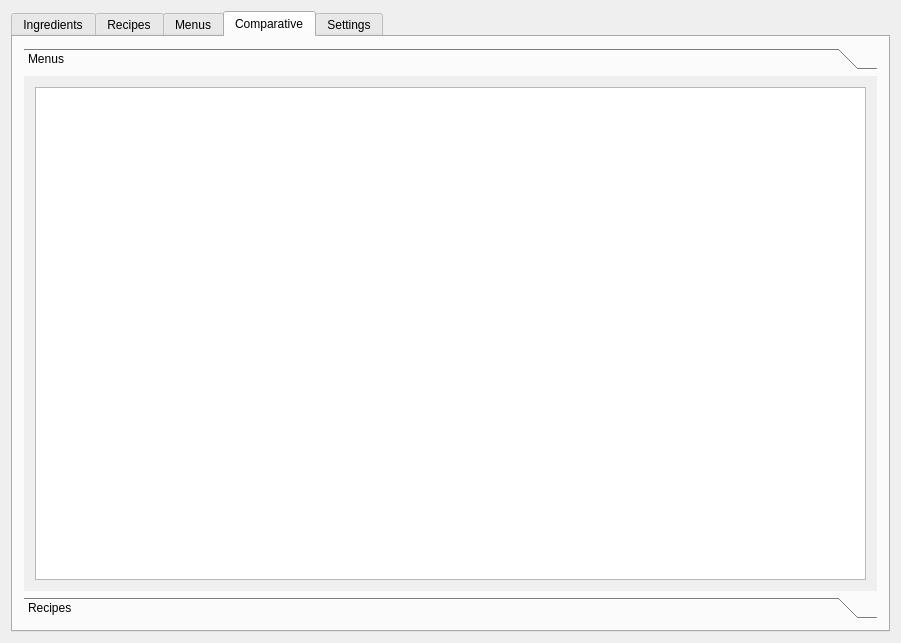
The window that mainwindow.ui (Greezael/sukaldu) describes before a commit, drawn with Qt 5.
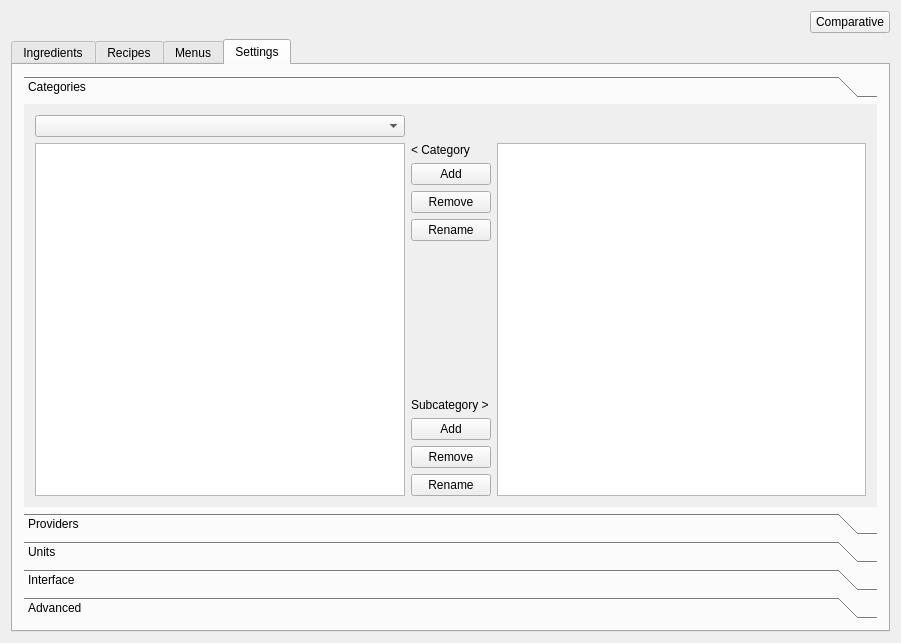
The same window after the commit. The open tabs and pages were chosen to show the change.

Commit message: Moved comparative to a different window

```diff
--- a/mainwindow.ui
+++ b/mainwindow.ui
@@ -15,7 +15,27 @@
   </property>
   <widget class="QWidget" name="centralWidget">
    <layout class="QGridLayout" name="gridLayout">
+    <item row="0" column="1">
+     <widget class="QPushButton" name="togglecomparison">
+      <property name="text">
+       <string>Comparative</string>
+      </property>
+     </widget>
+    </item>
     <item row="0" column="0">
+     <spacer name="horizontalSpacer_12">
+      <property name="orientation">
+       <enum>Qt::Horizontal</enum>
+      </property>
+      <property name="sizeHint" stdset="0">
+       <size>
+        <width>40</width>
+        <height>20</height>
+       </size>
+      </property>
+     </spacer>
+    </item>
+    <item row="1" column="0" colspan="2">
      <widget class="QTabWidget" name="tabWidget">
       <property name="currentIndex">
        <number>0</number>
@@ -865,82 +885,6 @@
         </item>
        </layout>
       </widget>
-      <widget class="QWidget" name="statistics">
-       <attribute name="title">
-        <string>Comparative</string>
-       </attribute>
-       <layout class="QGridLayout" name="gridLayout_9">
-        <item row="0" column="0">
-         <widget class="QToolBox" name="toolBox_2">
-          <property name="currentIndex">
-           <number>0</number>
-          </property>
-          <widget class="QWidget" name="page">
-           <property name="geometry">
-            <rect>
-             <x>0</x>
-             <y>0</y>
-             <width>861</width>
-             <height>523</height>
-            </rect>
-           </property>
-           <attribute name="label">
-            <string>Menus</string>
-           </attribute>
-           <layout class="QHBoxLayout" name="horizontalLayout_5">
-            <item>
-             <widget class="QTableView" name="sta_menu">
-              <property name="editTriggers">
-               <set>QAbstractItemView::NoEditTriggers</set>
-              </property>
-              <property name="alternatingRowColors">
-               <bool>true</bool>
-              </property>
-              <property name="sortingEnabled">
-               <bool>true</bool>
-              </property>
-              <attribute name="horizontalHeaderStretchLastSection">
-               <bool>true</bool>
-              </attribute>
-             </widget>
-            </item>
-           </layout>
-          </widget>
-          <widget class="QWidget" name="page_2">
-           <property name="geometry">
-            <rect>
-             <x>0</x>
-             <y>0</y>
-             <width>88</width>
-             <height>88</height>
-            </rect>
-           </property>
-           <attribute name="label">
-            <string>Recipes</string>
-           </attribute>
-           <layout class="QHBoxLayout" name="horizontalLayout_7">
-            <item>
-             <widget class="QTableView" name="sta_recipe">
-              <property name="editTriggers">
-               <set>QAbstractItemView::NoEditTriggers</set>
-              </property>
-              <property name="alternatingRowColors">
-               <bool>true</bool>
-              </property>
-              <property name="sortingEnabled">
-               <bool>true</bool>
-              </property>
-              <attribute name="horizontalHeaderStretchLastSection">
-               <bool>true</bool>
-              </attribute>
-             </widget>
-            </item>
-           </layout>
-          </widget>
-         </widget>
-        </item>
-       </layout>
-      </widget>
       <widget class="QWidget" name="config">
        <attribute name="title">
         <string>Settings</string>
@@ -957,7 +901,7 @@
              <x>0</x>
              <y>0</y>
              <width>861</width>
-             <height>439</height>
+             <height>411</height>
             </rect>
            </property>
            <attribute name="label">
```
Left out of the diff: 8 changed lines with no effect on the pictures. The commit also changes 17 other files.
